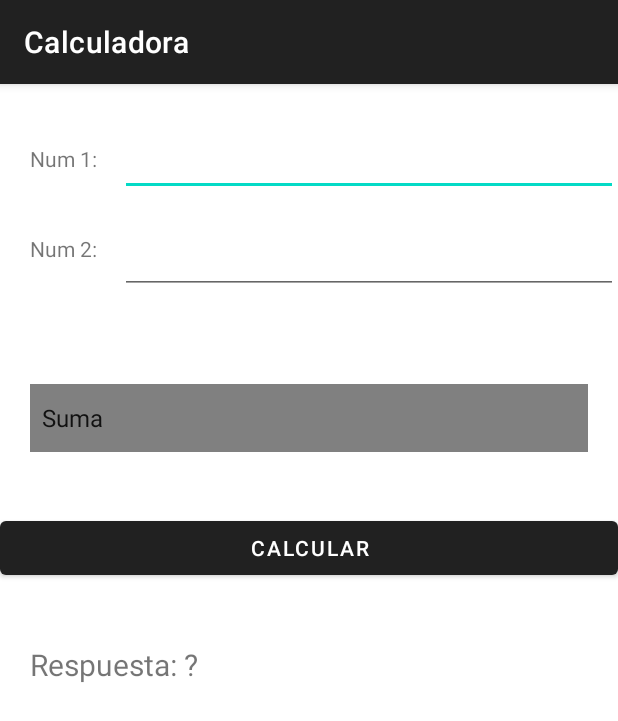
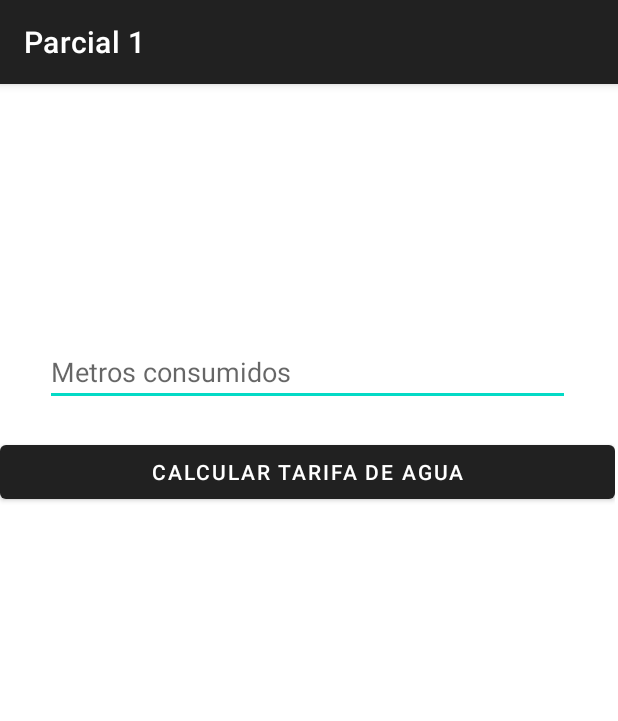
Before and after one commit to KilmarAlfaro/ProgramacionIICiclo3, an Android app: the screen it shows after launch (MainActivity), on a phone screen of 412 x 824 dp. Shown: the top 721 px of the screen. Run offline under Robolectric (Android 15) with nearby library versions, the phone set to English and light mode, and no system bars.

Commit message:
Parcial terminado (parte del agua)

```diff
--- a/ProgramacionII/app/src/main/res/layout/activity_main.xml
+++ b/ProgramacionII/app/src/main/res/layout/activity_main.xml
@@ -6,69 +6,76 @@
     android:layout_height="match_parent"
     tools:context=".MainActivity">
 
+    <TabHost
+        android:id="@+id/TbhParcial"
+        android:layout_width="wrap_content"
+        android:layout_height="wrap_content">
+        <LinearLayout
+            android:layout_width="match_parent"
+            android:layout_height="match_parent"
+            android:orientation="vertical">
+
+            <TabWidget
+                android:id="@android:id/tabs"
+                android:layout_width="410dp"
+                android:layout_height="90dp"/>
+            <FrameLayout
+                android:id="@android:id/tabcontent"
+                android:layout_height="match_parent"
+                android:layout_width="match_parent">
+
+                <LinearLayout
+                    android:id="@+id/TabTarifaAgua"
+                    android:layout_width="match_parent"
+                    android:layout_height="match_parent"
+                    android:orientation="vertical"
+                    android:visibility="visible">
                     <TextView
-        android:id="@+id/lblnum1"
+                        android:id="@+id/lblTarifaAgua"
                         android:layout_width="wrap_content"
                         android:layout_height="wrap_content"
-        android:text="Num 1:"
                         android:layout_marginLeft="20dp"
-        android:layout_marginTop="40dp"/>
-    <TextView
-        android:id="@+id/lblnum2"
-        android:layout_width="wrap_content"
-        android:layout_height="wrap_content"
-        android:layout_below="@+id/txtnum1"
-        android:layout_marginLeft="20dp"
-        android:layout_marginTop="25dp"
-        android:text="Num 2:" />
-
+                        android:layout_marginTop="20dp"/>
                     <EditText
-        android:id="@+id/txtnum1"
+                        android:id="@+id/txtCantidadAgua"
                         android:inputType="numberDecimal"
                         android:layout_width="match_parent"
                         android:layout_height="wrap_content"
-        android:layout_below="@+id/lblnum1"
-        android:layout_marginTop="-30dp"
-        android:layout_marginLeft="80dp"/>
+                        android:layout_marginTop="40dp"
+                        android:layout_marginHorizontal="30dp"
+                        android:hint="Metros consumidos" />
 
-
-    <EditText
-        android:id="@+id/txtnum2"
-        android:inputType="numberDecimal"
+                    <Button
+                        android:id="@+id/BtnTarifaAgua"
                         android:layout_width="match_parent"
-        android:layout_height="wrap_content"
-        android:layout_below="@+id/txtnum1"
-        android:layout_marginLeft="80dp"
-        android:layout_marginTop="20dp" />
+                        android:layout_height="match_parent"
+                        android:layout_marginTop="20dp"
+                        android:text="Calcular tarifa de agua"
+                        />
+                </LinearLayout>
 
 
 
-        <Spinner
-            android:id="@+id/spnOpciones"
-            android:entries="@array/spnopciones"
-            android:layout_below="@+id/txtnum2"
-            android:layout_marginTop="60dp"
-            android:layout_marginHorizontal="20dp"
+                <LinearLayout
+                    android:id="@+id/TabConversor"
                     android:layout_width="match_parent"
-            android:layout_height="45dp"
-            android:background="#808080" />
+                    android:layout_height="match_parent"
+                    android:orientation="vertical"
+                    android:visibility="visible">
+                    <TextView
+                        android:id="@+id/lblConversor"
+                        android:layout_width="wrap_content"
+                        android:layout_height="wrap_content"
+                        android:layout_marginLeft="20dp"
+                        android:layout_marginTop="20dp"/>
+                </LinearLayout>
 
 
-    <Button
-        android:id="@+id/btnCalcular"
-        android:layout_width="match_parent"
-        android:layout_height="wrap_content"
-        android:layout_below="@+id/spnOpciones"
-        android:layout_marginTop="40dp"
-        android:text="Calcular"/>
 
-    <TextView
-        android:id="@+id/lblrespuesta"
-        android:layout_width="wrap_content"
-        android:layout_height="wrap_content"
-        android:layout_below="@+id/btnCalcular"
-        android:layout_marginLeft="20dp"
-        android:layout_marginTop="40dp"
-        android:text="Respuesta: ?"
-        android:textSize="20dp" />
+
+
+
+            </FrameLayout>
+        </LinearLayout>
+    </TabHost>
 </RelativeLayout>
--- a/ProgramacionII/app/src/main/res/values/strings.xml
+++ b/ProgramacionII/app/src/main/res/values/strings.xml
@@ -1,13 +1,5 @@
 <resources>
-    <string name="app_name">Calculadora</string>
-    <string-array name="spnopciones">
-        <item>Suma</item>
-        <item>Resta</item>
-        <item>Multiplicacion</item>
-        <item>Division</item>
-        <item>Porcentaje</item>
-        <item>Exponente</item>
-        <item>Factorial</item>
-        <item>Raiz</item>
-    </string-array>
+    <string name="app_name">Parcial 1</string>
+
+
 </resources>
```
Also changed, not shown: ProgramacionII/app/src/main/java/com/example/programacionii/MainActivity.java (+26 -41 lines). Lines whose indentation alone changed are shown as unchanged.
